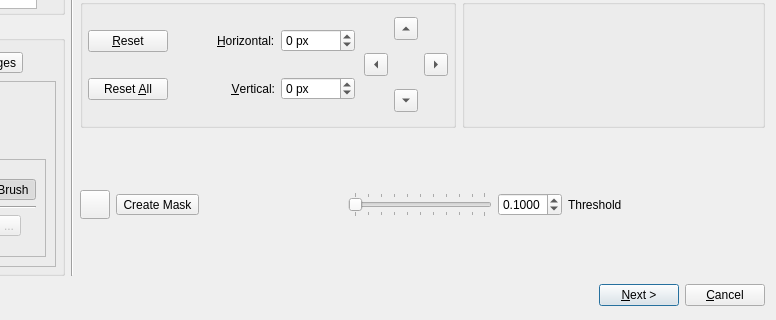
First picture: the form in src/HdrWizard/EditingTools.ui, repository museroom/LuminanceHDR, before the edit; both pictures show x 346 to 1122 and y 324 to 644 of the 1122 by 644 pixel window.
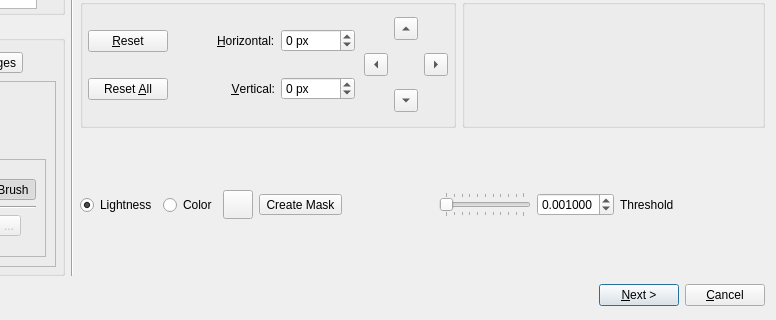
Second picture: the form after the edit. Icons and pictures are not drawn.

Patch:
```diff
--- a/src/HdrWizard/EditingTools.ui
+++ b/src/HdrWizard/EditingTools.ui
@@ -1228,6 +1228,23 @@
        </item>
        <item>
         <layout class="QHBoxLayout" name="horizontalLayout_3">
+         <item>
+          <widget class="QRadioButton" name="radioButtonAlgo1">
+           <property name="text">
+            <string>Lightness</string>
+           </property>
+           <property name="checked">
+            <bool>true</bool>
+           </property>
+          </widget>
+         </item>
+         <item>
+          <widget class="QRadioButton" name="radioButtonAlgo2">
+           <property name="text">
+            <string>Color</string>
+           </property>
+          </widget>
+         </item>
          <item>
           <widget class="QToolButton" name="toolButtonSelect">
            <property name="text">
@@ -1282,7 +1299,7 @@
            <item>
             <widget class="QDoubleSpinBox" name="doubleSpinBoxThreshold">
              <property name="decimals">
-              <number>4</number>
+              <number>6</number>
              </property>
              <property name="maximum">
               <double>1.000000000000000</double>
@@ -1291,7 +1308,7 @@
               <double>0.001000000000000</double>
              </property>
              <property name="value">
-              <double>0.100000000000000</double>
+              <double>0.001000000000000</double>
              </property>
             </widget>
            </item>
```
Left out of the diff: 2 changed lines with no effect on the pictures.
